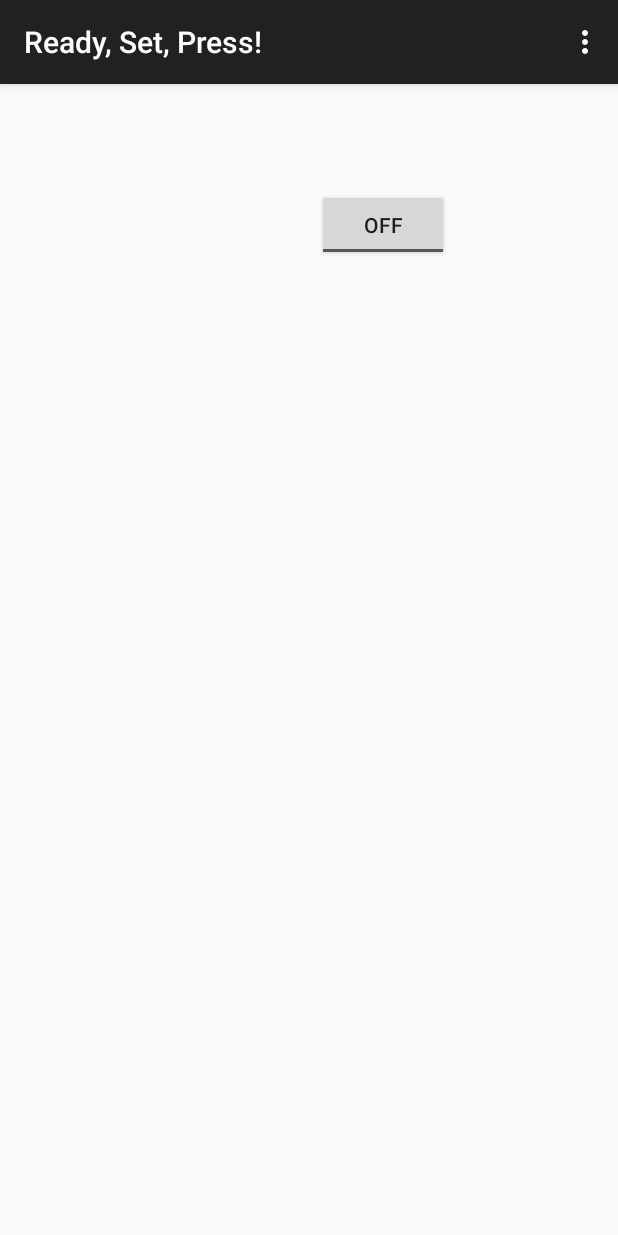
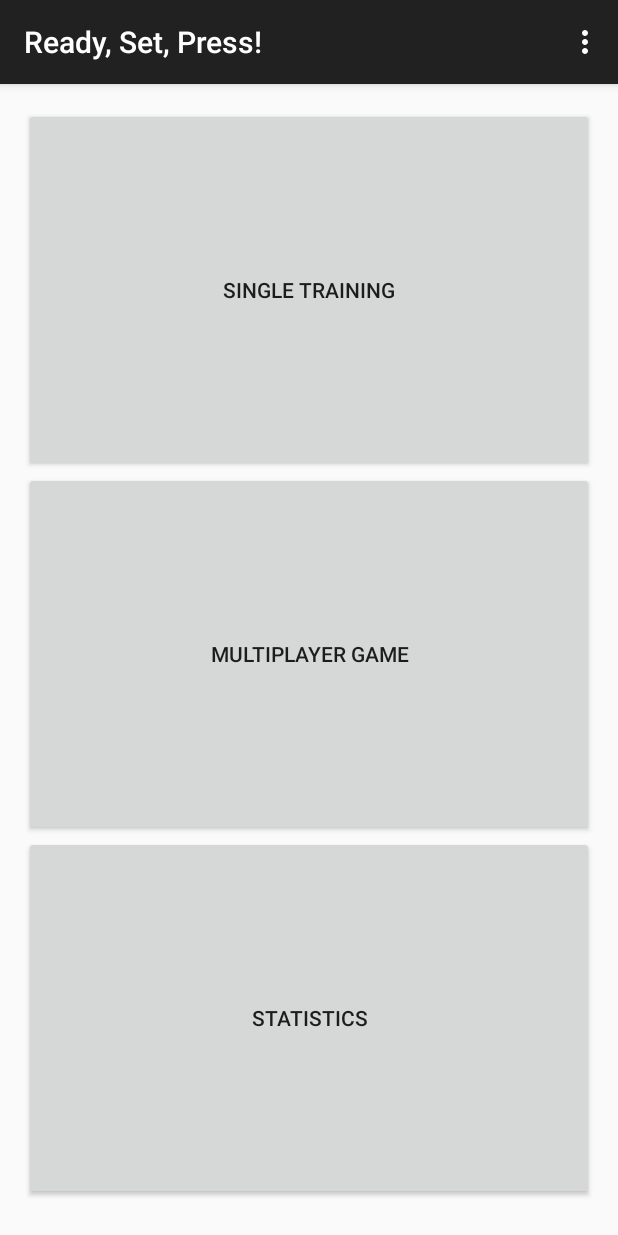
Before and after one commit to mabuyo/ready-set-press, an Android app: the screen it shows after launch (MainActivity), on a phone screen of 412 x 824 dp. Run offline under Robolectric (Android 15) with nearby library versions, the phone set to English and light mode, and no system bars.

Commit message:
Added dialog for single mode training instructions and navigation to single mode training.

```diff
--- a/app/src/main/res/layout/activity_main.xml
+++ b/app/src/main/res/layout/activity_main.xml
@@ -1,23 +1,42 @@
-<RelativeLayout xmlns:android="http://schemas.android.com/apk/res/android"
-    xmlns:tools="http://schemas.android.com/tools" android:layout_width="match_parent"
-    android:layout_height="match_parent" android:paddingLeft="@dimen/activity_horizontal_margin"
+<RelativeLayout  xmlns:android="http://schemas.android.com/apk/res/android"
+    xmlns:tools="http://schemas.android.com/tools" android:layout_width="wrap_content"
+    android:layout_height="fill_parent" android:weightSum="1.0" android:paddingLeft="@dimen/activity_horizontal_margin"
     android:paddingRight="@dimen/activity_horizontal_margin"
     android:paddingTop="@dimen/activity_vertical_margin"
     android:paddingBottom="@dimen/activity_vertical_margin" tools:context=".MainActivity">
 
-    <FrameLayout
+
+    <LinearLayout
+        android:orientation="vertical"
         android:layout_width="match_parent"
         android:layout_height="match_parent"
-        android:layout_centerVertical="true"
-        android:layout_centerHorizontal="true"></FrameLayout>
-
-    <ToggleButton
-        android:layout_width="wrap_content"
-        android:layout_height="wrap_content"
-        android:text="New ToggleButton"
-        android:id="@+id/toggleButton"
         android:layout_alignParentTop="true"
         android:layout_alignParentStart="true"
-        android:layout_marginStart="195dp"
-        android:layout_marginTop="54dp" />
+        android:weightSum="1">
+
+        <Button
+            android:layout_width="match_parent"
+            android:layout_height="0dp"
+            android:text="Single Training"
+            android:id="@+id/singleTrainingButton"
+            android:layout_gravity="center_horizontal"
+            android:layout_weight="0.33"
+            android:onClick="singleModeInstructions"/>
+
+        <Button
+            android:layout_width="match_parent"
+            android:layout_height="0dp"
+            android:text="Multiplayer Game"
+            android:id="@+id/button2"
+            android:layout_gravity="center_horizontal"
+            android:layout_weight="0.33"/>
+
+        <Button
+            android:layout_width="match_parent"
+            android:layout_height="0dp"
+            android:text="Statistics"
+            android:id="@+id/button3"
+            android:layout_gravity="center_horizontal"
+            android:layout_weight="0.33" />
+    </LinearLayout>
 </RelativeLayout>
--- a/app/src/main/res/values/strings.xml
+++ b/app/src/main/res/values/strings.xml
@@ -3,4 +3,7 @@
 
     <string name="hello_world">Hello world!</string>
     <string name="action_settings">Settings</string>
+    <string name="title_activity_main2">Main2Activity</string>
+    <string name="title_activity_instructions_dialog">InstructionsDialogActivity</string>
+    <string name="title_activity_single_mode_training">SingleModeTrainingActivity</string>
 </resources>
```
Also changed, not shown: app/src/main/AndroidManifest.xml (+8 -0 lines), app/src/main/java/com/cmput301/mmabuyo/readysetpress/Dialog.java (added, +7 -0 lines), app/src/main/java/com/cmput301/mmabuyo/readysetpress/InstructionsDialogActivity.java (added, +37 -0 lines), app/src/main/java/com/cmput301/mmabuyo/readysetpress/MainActivity.java (+35 -0 lines), app/src/main/java/com/cmput301/mmabuyo/readysetpress/SingleModeTrainingActivity.java (added, +37 -0 lines), app/src/main/res/layout/activity_instructions_dialog.xml (added, +12 -0 lines), app/src/main/res/layout/activity_single_mode_training.xml (added, +12 -0 lines), app/src/main/res/layout/reaction_time_message.xml (added, +12 -0 lines), app/src/main/res/layout/single_mode_button.xml (added, +10 -0 lines), app/src/main/res/layout/single_mode_instructions.xml (added, +36 -0 lines), app/src/main/res/menu/menu_instructions_dialog.xml (added, +7 -0 lines), app/src/main/res/menu/menu_main2.xml (added, +7 -0 lines), app/src/main/res/menu/menu_single_mode_training.xml (added, +7 -0 lines), 1 other file.
